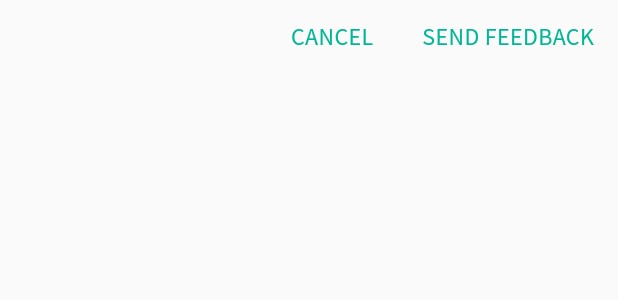
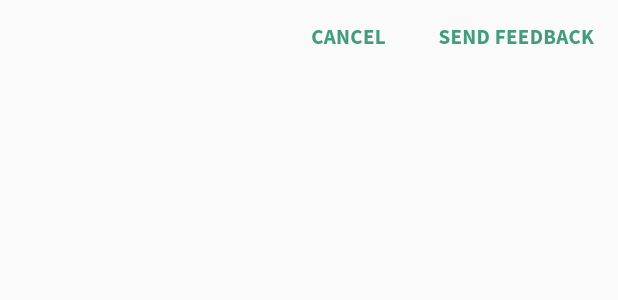
Before and after one commit to alisha-budhathoki/reusable_widgets, a Flutter app: the BaseWidgetDialog widget shown alone on an empty page, opened directly, on a phone screen of 412 x 824 dp. Shown: the top 300 px of the screen. Run offline on Flutter 3.47's test engine with Material 2 defaults, Android fonts, the phone set to English and light mode, and no system bars; our stand-ins replace device_preview, get_it, google_fonts, permission_handler, stacked_services.

Commit message:
with all design issues fixes

```diff
--- a/lib/core/constants/configs.dart
+++ b/lib/core/constants/configs.dart
@@ -28,7 +28,8 @@ class AppConfig {
     "Consider both internal and external actions...",
     "Ravi",
     "Manoj",
-    "Kripa"
+    "Kripa",
+    "The following code demonstrates how to call a platform-specific API to retrieve and display the current battery level. It uses the Android BatteryManager API, and the iOS device.batteryLevel API, via a single platform message, getBatteryLevel().",
   ];
 
   static const List<String> takeawayList = [
--- a/lib/ui/widgets/common/base_widget_dialog.dart
+++ b/lib/ui/widgets/common/base_widget_dialog.dart
@@ -6,19 +6,19 @@ import 'package:flutter/rendering.dart';
 
 class BaseWidgetDialog extends StatelessWidget {
   final String firstContent, secondContent;
-  final Function onPressedFirst, onPressedSecond;
+  final Function() onPressedFirstOption, onPressedSecondOption;
   final double padding;
   final bool fromBottomDialog;
 
-  const BaseWidgetDialog(
-      {Key key,
-      this.firstContent,
-      this.secondContent,
-      this.onPressedFirst,
-      this.onPressedSecond,
-      this.padding,
-      this.fromBottomDialog})
-      : super(key: key);
+  const BaseWidgetDialog({
+    Key key,
+    this.firstContent,
+    this.secondContent,
+    this.onPressedFirstOption,
+    this.onPressedSecondOption,
+    this.padding,
+    this.fromBottomDialog,
+  }) : super(key: key);
 
   @override
   Widget build(BuildContext context) {
@@ -28,18 +28,24 @@ class BaseWidgetDialog extends StatelessWidget {
           : MainAxisAlignment.center,
       children: [
         FlatButton(
+          onPressed: onPressedFirstOption,
           child: firstContent == null
               ? Container()
               : Text(firstContent,
-                  style: TextStyles.headline4
-                      .withColor(Palette.dialogTextColor)),
+                  style: TextStyles.bodyText1
+                      .withColor(Palette.colorPrimary)
+                      .semibold),
         ),
         FlatButton(
+          onPressed: onPressedSecondOption,
           child: secondContent == null
               ? Container()
-              : Text(secondContent,
-                  style: TextStyles.headline4
-                      .withColor(Palette.dialogTextColor)),
+              : Text(
+                  secondContent,
+                  style: TextStyles.bodyText1
+                      .withColor(Palette.colorPrimary)
+                      .semibold,
+                ),
         ),
       ],
     );
--- a/lib/ui/widgets/popup_dialogs/alert_dialog_widgets/confirmation_dialog_widget.dart
+++ b/lib/ui/widgets/popup_dialogs/alert_dialog_widgets/confirmation_dialog_widget.dart
@@ -11,14 +11,14 @@ class ConfirmationDialogWidget extends StatelessWidget {
         children: [
           TextSpan(
               text: 'You have skipped ',
-              style: TextStyles.headline4.medium),
+              style: TextStyles.bodyText1.medium),
           TextSpan(
               text: '12 Questions. ',
-              style: TextStyles.headline4.bold),
+              style: TextStyles.bodyText1.bold),
           TextSpan(
               text:
               'Do you want to review your assignment or submit it?',
-              style: TextStyles.headline4.medium)
+              style: TextStyles.bodyText1.medium)
         ],
       ),
     );
--- a/lib/ui/widgets/popup_dialogs/alert_dialog_widgets/course_dialog.dart
+++ b/lib/ui/widgets/popup_dialogs/alert_dialog_widgets/course_dialog.dart
@@ -5,11 +5,10 @@ import 'package:class_room/ui/styles/style_extension.dart';
 import 'course_dialog_content.dart';
 
 class CourseDialog extends StatelessWidget {
-  final String alertTitle= "Course by";
   final String firstContent = "Instructor";
   final String secondContent = "School Admin";
   final String thirdContent = "Co-ordinator";
-  final List<String> namesInstructor= ["Ravi", "Ravina", "Ravi", "Manoj", "Kripa"];
+  final List<String> firstContentValues= ["Ravi", "Ravina", "Ravi", "Manoj", "Kripa"];
   final List<String> namesCoordinator= ["Aakash"];
   final List<String> namesSAdmin = ["Salma"];
 
@@ -20,7 +19,7 @@ class CourseDialog extends StatelessWidget {
     return SingleChildScrollView(
       child: ListBody(
         children: <Widget>[
-          CourseDialogContent(firstContent, namesInstructor),
+          CourseDialogContent(firstContent, firstContentValues),
           SizedBox(height: 20,),
           CourseDialogContent(secondContent, namesSAdmin),
           SizedBox(height: 20,),
--- a/lib/ui/widgets/popup_dialogs/alert_dialog_widgets/filters_widgets.dart
+++ b/lib/ui/widgets/popup_dialogs/alert_dialog_widgets/filters_widgets.dart
@@ -32,8 +32,9 @@ class _FilterWidgetState extends State<FilterWidget> {
         itemCount: items.length,
         itemBuilder: (context, index) {
           return CheckboxListTile(
+            contentPadding: EdgeInsets.all(0),
             controlAffinity: ListTileControlAffinity.leading,
-            title: Text(items[index], style: TextStyles.headline3.normal,),
+            title: Text(items[index], style: TextStyles.headline4.normal,),
             value: _isChecked[index],
             onChanged: (val) {
               setState(
--- a/lib/ui/widgets/popup_dialogs/bottom_sheet_widgets/adenda_dialog_widget.dart
+++ b/lib/ui/widgets/popup_dialogs/bottom_sheet_widgets/adenda_dialog_widget.dart
@@ -10,7 +10,7 @@ class AgendaDialogWidget extends StatelessWidget {
   @override
   Widget build(BuildContext context) {
     return Container(
-      height: 100,
+      height: 130,
       child: ListView.builder(
           itemCount: listItems.length,
           itemBuilder: (context, index) {
```
Also changed, not shown: lib/main.dart (+5 -4 lines), lib/presentation/pages/home_page.dart (+47 -17 lines), lib/ui/widgets/common/global_bottom_sheet.dart (+21 -13 lines), lib/ui/widgets/common/global_dialog.dart (+33 -13 lines), lib/ui/widgets/popup_dialogs/alert_dialog_widgets/course_dialog_content.dart (+5 -7 lines), lib/ui/widgets/popup_dialogs/alert_dialog_widgets/filter_advanced_widget.dart (+4 -4 lines), lib/ui/widgets/popup_dialogs/bottom_sheet_widgets/feedback_first_dialog.dart (+10 -5 lines), lib/ui/widgets/popup_dialogs/bottom_sheet_widgets/feedback_second_dialog.dart (+12 -2 lines).
